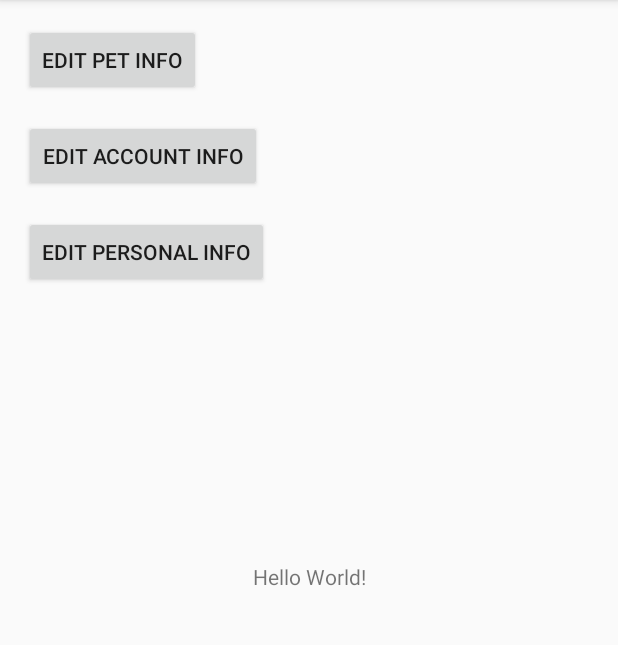
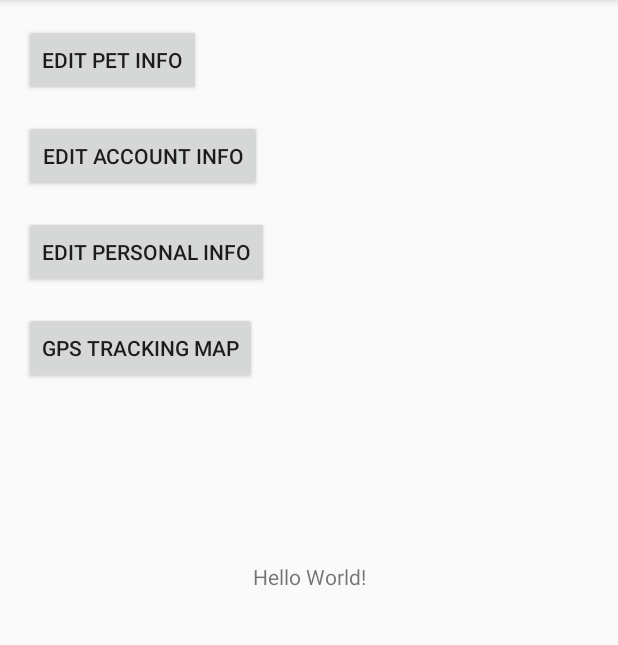
Before and after one commit to jameshoang2709/PeTracker, an Android app: the screen it shows after launch (MainActivity), on a phone screen of 412 x 824 dp, the part 84-729 px from its top. Run offline under Robolectric (Android 15) with nearby library versions, the light colour scheme and no system bars.

Commit message:
Add toGPS debug button

```diff
--- a/app/src/main/res/layout/activity_main.xml
+++ b/app/src/main/res/layout/activity_main.xml
@@ -48,4 +48,15 @@
         app:layout_constraintStart_toStartOf="parent"
         app:layout_constraintTop_toBottomOf="@+id/button2" />
 
+    <Button
+        android:id="@+id/button6"
+        android:layout_width="wrap_content"
+        android:layout_height="wrap_content"
+        android:layout_marginStart="16dp"
+        android:layout_marginTop="16dp"
+        android:onClick="toTrackGPSActivity"
+        android:text="@string/title_activity_g_p_s_track_activity"
+        app:layout_constraintStart_toStartOf="parent"
+        app:layout_constraintTop_toBottomOf="@+id/button3" />
+
 </androidx.constraintlayout.widget.ConstraintLayout>
```
